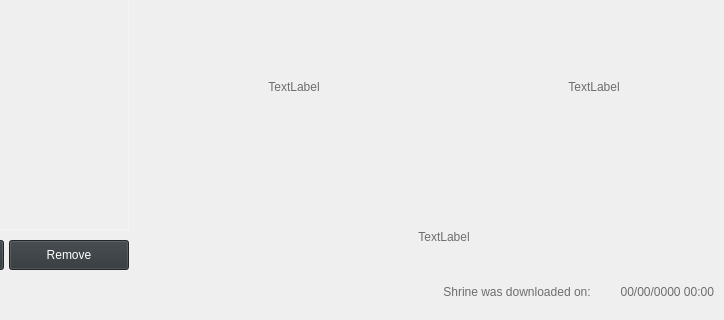
Before: the Qt Designer form app/designer/sc_ui.ui in michalkowal66/ShrineChecker, drawn with Qt 5; both pictures show x 176 to 900 and y 280 to 600 of the 900 by 600 pixel window.
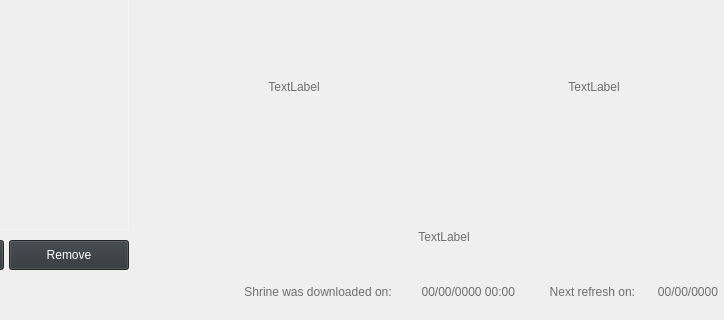
After: the same form once the commit is applied. Icons and pictures are not drawn.

Commit message: Add info label, modify stylesheets

Diff of the .ui file:
```diff
--- a/app/designer/sc_ui.ui
+++ b/app/designer/sc_ui.ui
@@ -90,10 +90,12 @@
 	background-color:#404040;
 }
 
+
 QPushButton:disabled {
 	color: black;
 	background-color:#141718;
 }
+
 </string>
      </property>
      <widget class="QLabel" name="msg_lbl">
@@ -268,7 +270,19 @@
 	background-color: rgba(0, 0, 0, 0);
 }
 
-QLabel#date_lbl {
+QLabel#dateinfo_lbl_2 {
+	font: 16px &quot;Sylfaen&quot;;
+	color: #6e6d6d;
+	background-color: rgba(0, 0, 0, 0);
+}
+
+QLabel#datedl_lbl {
+	font: 16px &quot;Sylfaen&quot;;
+	color: #6e6d6d;
+	background-color: rgba(0, 0, 0, 0);
+}
+
+QLabel#dateref_lbl {
 	font: 16px &quot;Sylfaen&quot;;
 	color: #6e6d6d;
 	background-color: rgba(0, 0, 0, 0);
@@ -705,9 +719,9 @@
      <widget class="QLabel" name="dateinfo_lbl">
       <property name="geometry">
        <rect>
-        <x>549</x>
+        <x>330</x>
         <y>565</y>
-        <width>221</width>
+        <width>241</width>
         <height>30</height>
        </rect>
       </property>
@@ -910,10 +924,10 @@
        <set>Qt::AlignCenter</set>
       </property>
      </widget>
-     <widget class="QLabel" name="date_lbl">
+     <widget class="QLabel" name="datedl_lbl">
       <property name="geometry">
        <rect>
-        <x>769</x>
+        <x>570</x>
         <y>565</y>
         <width>121</width>
         <height>30</height>
@@ -935,6 +949,56 @@
        <set>Qt::AlignRight|Qt::AlignTop|Qt::AlignTrailing</set>
       </property>
      </widget>
+     <widget class="QLabel" name="dateinfo_lbl_2">
+      <property name="geometry">
+       <rect>
+        <x>680</x>
+        <y>565</y>
+        <width>131</width>
+        <height>30</height>
+       </rect>
+      </property>
+      <property name="sizePolicy">
+       <sizepolicy hsizetype="Preferred" vsizetype="Fixed">
+        <horstretch>0</horstretch>
+        <verstretch>0</verstretch>
+       </sizepolicy>
+      </property>
+      <property name="styleSheet">
+       <string notr="true"/>
+      </property>
+      <property name="text">
+       <string>Next refresh on:</string>
+      </property>
+      <property name="alignment">
+       <set>Qt::AlignRight|Qt::AlignTop|Qt::AlignTrailing</set>
+      </property>
+     </widget>
+     <widget class="QLabel" name="dateref_lbl">
+      <property name="geometry">
+       <rect>
+        <x>819</x>
+        <y>565</y>
+        <width>75</width>
+        <height>30</height>
+       </rect>
+      </property>
+      <property name="sizePolicy">
+       <sizepolicy hsizetype="Preferred" vsizetype="Fixed">
+        <horstretch>0</horstretch>
+        <verstretch>0</verstretch>
+       </sizepolicy>
+      </property>
+      <property name="styleSheet">
+       <string notr="true"/>
+      </property>
+      <property name="text">
+       <string>00/00/0000</string>
+      </property>
+      <property name="alignment">
+       <set>Qt::AlignRight|Qt::AlignTop|Qt::AlignTrailing</set>
+      </property>
+     </widget>
      <zorder>bg_1</zorder>
      <zorder>perk1_frame</zorder>
      <zorder>perk1_lbl</zorder>
@@ -956,7 +1020,9 @@
      <zorder>perk2_frame</zorder>
      <zorder>title_lbl</zorder>
      <zorder>perk2_img</zorder>
-     <zorder>date_lbl</zorder>
+     <zorder>datedl_lbl</zorder>
+     <zorder>dateinfo_lbl_2</zorder>
+     <zorder>dateref_lbl</zorder>
     </widget>
     <widget class="QWidget" name="settings_page">
      <property name="styleSheet">
@@ -1011,6 +1077,12 @@
 	color: white;
 	font: 20px &quot;Sylfaen&quot;;
 	background:#404040;
+}
+
+
+QPushButton:disabled {
+	color: grey;
+	background-color:#141718;
 }</string>
      </property>
      <widget class="QCheckBox" name="startup_check">
@@ -1100,6 +1172,9 @@
       </property>
      </widget>
      <widget class="QPushButton" name="save_btn">
+      <property name="enabled">
+       <bool>true</bool>
+      </property>
       <property name="geometry">
        <rect>
         <x>360</x>
@@ -1111,6 +1186,9 @@
       <property name="text">
        <string>Save</string>
       </property>
+      <property name="checkable">
+       <bool>false</bool>
+      </property>
      </widget>
      <widget class="QLabel" name="settings_lbl">
       <property name="geometry">
```
The commit also changes 1 other file.
